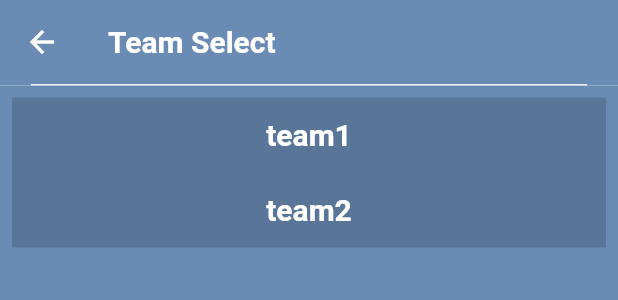
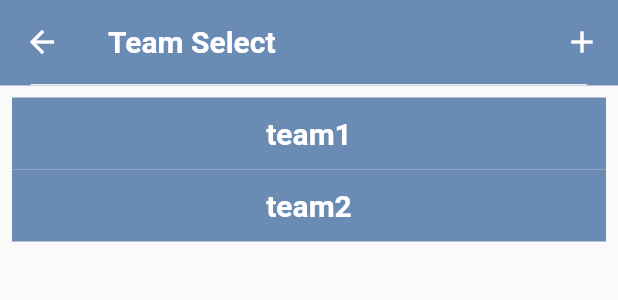
Before and after one commit to seunghwanly/minimarathon, a Flutter app: the NeedPaymentRegister widget shown alone on an empty page, opened directly, after a tap on "Team", on a phone screen of 412 x 824 dp. Shown: the top 300 px of the screen. Run offline on Flutter 3.47's test engine with Material 2 defaults, Android fonts, the phone set to English and light mode, and no system bars; our stand-ins replace firebase_auth, firebase_core, firebase_database, flutter_linkify, shared_preferences, webview_flutter; missing offline and left inert: background_location, http_auth, loading_animations; accounts and stored records are empty.

Commit message:
Add Team register navigation

```diff
--- a/minimarathon/lib/component/body/register/need_payment_register.dart
+++ b/minimarathon/lib/component/body/register/need_payment_register.dart
@@ -140,7 +140,7 @@ class _NeedPaymentRegisterState extends State<NeedPaymentRegister> {
                                           textAlign: TextAlign.center,
                                         ),
                                         Text(
-                                          'REGISTER',
+                                          'SELECT or REGISTER',
                                           style: TextStyle(
                                               color: lightwhite,
                                               fontWeight: FontWeight.bold,
--- a/minimarathon/lib/component/body/register/team_register.dart
+++ b/minimarathon/lib/component/body/register/team_register.dart
@@ -2,9 +2,9 @@ import 'package:flutter/material.dart';
 import 'package:minimarathon/component/body/register/result_register.dart';
 import 'package:minimarathon/util/custom_dialog.dart';
 import 'package:minimarathon/util/palette.dart';
-
 import '../../header/header.dart';
 import 'package:firebase_database/firebase_database.dart';
+
 final databaseReference = FirebaseDatabase.instance.reference();
 //model
 class Member {
@@ -80,7 +80,7 @@ class _TeamRegisterState extends State<TeamRegister> {
   @override
   Widget build(BuildContext context) {
     return CustomHeader(
-      title: widget.title,
+      title: "Team Register",
       body: Form(
           key: _formKey,
           child: SingleChildScrollView(
--- a/minimarathon/lib/component/body/register/team_select.dart
+++ b/minimarathon/lib/component/body/register/team_select.dart
@@ -3,6 +3,9 @@ import 'package:minimarathon/component/header/header.dart';
 import 'package:firebase_database/firebase_database.dart';
 import '../../../util/text_style.dart';
 import '../relay/relay_start.dart';
+import '../register/team_register.dart';
+import 'package:minimarathon/util/palette.dart';
+
 
 final databaseReference = FirebaseDatabase.instance.reference();
 
@@ -24,6 +27,14 @@ class _TeamSelectState extends State<TeamSelect> {
       ),
     );
   }
+  void _navToRegister() {
+    Navigator.push(
+      context,
+      MaterialPageRoute(
+        builder: (BuildContext context) => TeamRegister(),
+      ),
+    );
+  }
 
   @override
   void initState() {
@@ -36,23 +47,48 @@ class _TeamSelectState extends State<TeamSelect> {
       });
     });
   }
+
   @override
   Widget build(BuildContext context) {
-    return CustomHeader(
-        title: "Team Select",
+    return Scaffold(
+        appBar: AppBar(
+          title: const Text('Team Select'),
+          elevation: 0.0,
+            bottom: PreferredSize(
+              child: Container(
+                color: lightwhite,
+                height: 1.0,
+                width: MediaQuery.of(context).size.width * 0.9,
+              ),
+              preferredSize: Size.fromHeight(1.0),
+            ),
+            backgroundColor: pastelblue,
+            textTheme: TextTheme(
+                headline6: TextStyle(
+                    color: white, fontWeight: FontWeight.bold, fontSize: 20.0)),
+          actions: <Widget>[
+          IconButton(
+            icon: const Icon(Icons.add),
+            tooltip: 'Register Team',
+            onPressed: () {
+              _navToRegister();
+            },
+          ),
+        ],
+        ),
         body: new ListView.builder(
             padding: const EdgeInsets.all(8),
             itemCount: teamList.length,
             itemBuilder: (BuildContext context, int index) {
               return Container(
-                height: 50,
-                color: Colors.black.withOpacity(0.16),
+                color: pastelblue,
+                alignment: Alignment.center,
                 child: Center(
                   child: FlatButton(
                       onPressed: _navigation,
                       child: Container(
                         child: makeText(
-                            '${teamList[index]}', Colors.white, 20),
+                          '${teamList[index]}', Colors.white, 20),
                       ),
                     )),
                 );
```
